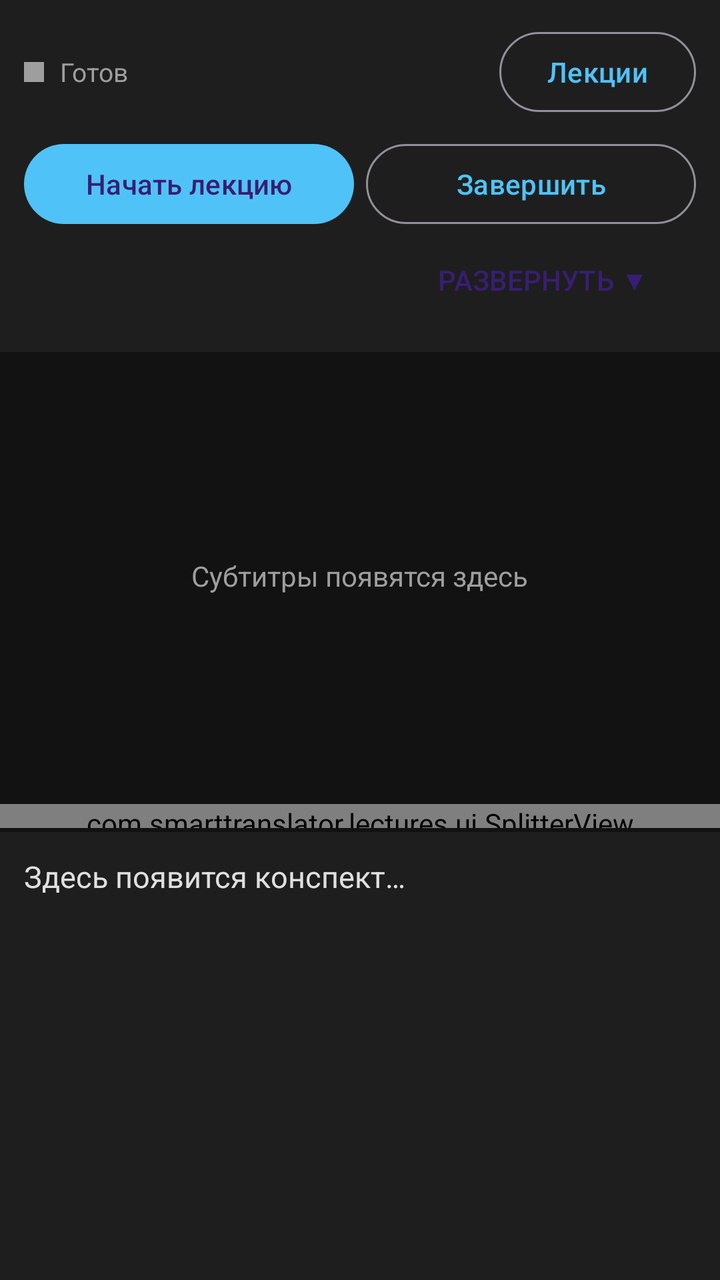
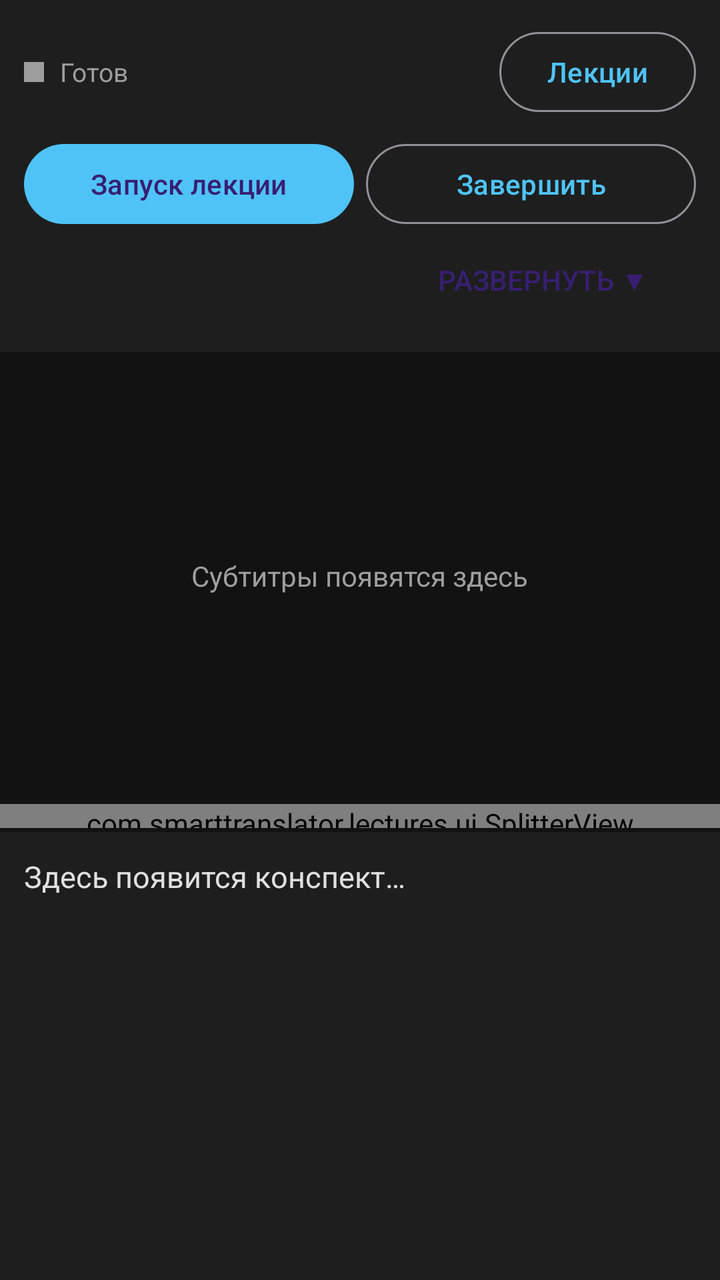

Two renders of the same Android screen: before a commit and after it. Below are the layout's source before the change and the commit's diff.
<!-- AndroidManifest.xml: application theme Theme.SmartTranslator -->
<!-- res/layout/activity_main.xml -->
<?xml version="1.0" encoding="utf-8"?>
<androidx.drawerlayout.widget.DrawerLayout
    xmlns:android="http://schemas.android.com/apk/res/android"
    android:id="@+id/drawerLayout"
    android:layout_width="match_parent"
    android:layout_height="match_parent"
    android:background="@color/bg">

    <LinearLayout
        android:layout_width="match_parent"
        android:layout_height="match_parent"
        android:orientation="vertical">

        
        <LinearLayout
            android:id="@+id/settingsBlock"
            android:layout_width="match_parent"
            android:layout_height="wrap_content"
            android:background="@color/surface"
            android:orientation="vertical"
            android:padding="12dp">

            <LinearLayout
                android:layout_width="match_parent"
                android:layout_height="wrap_content"
                android:gravity="center_vertical"
                android:orientation="horizontal">

                <View
                    android:id="@+id/dotStatus"
                    android:layout_width="10dp"
                    android:layout_height="10dp"
                    android:background="@color/textSecondary" />

                <ProgressBar
                    android:id="@+id/progressBar"
                    android:layout_width="16dp"
                    android:layout_height="16dp"
                    android:layout_marginStart="8dp"
                    android:indeterminateTint="@color/accent"
                    android:visibility="gone" />


                <TextView
                    android:id="@+id/tvStatus"
                    android:layout_width="0dp"
                    android:layout_height="wrap_content"
                    android:layout_marginStart="8dp"
                    android:layout_weight="1"
                    android:text="Готов"
                    android:textColor="@color/textSecondary"
                    android:textSize="13sp" />

                <Button
                    android:id="@+id/btnOpenDrawer"
                    style="?attr/materialButtonOutlinedStyle"
                    android:layout_width="wrap_content"
                    android:layout_height="wrap_content"
                    android:text="Лекции" />
            </LinearLayout>

            <LinearLayout
                android:layout_width="match_parent"
                android:layout_height="wrap_content"
                android:layout_marginTop="8dp"
                android:orientation="horizontal">

                <Button
                    android:id="@+id/btnStart"
                    android:layout_width="0dp"
                    android:layout_height="wrap_content"
                    android:layout_marginEnd="6dp"
                    android:layout_weight="1"
                    android:text="Начать лекцию" />

                <Button
                    android:id="@+id/btnFinish"
                    style="?attr/materialButtonOutlinedStyle"
                    android:layout_width="0dp"
                    android:layout_height="wrap_content"
                    android:layout_weight="1"
                    android:text="Завершить" />
            </LinearLayout>

            <Button
                android:id="@+id/btnExpandToggle"
                style="?android:attr/borderlessButtonStyle"
                android:layout_width="wrap_content"
                android:layout_height="wrap_content"
                android:layout_gravity="end"
                android:text="Развернуть ▼" />

            <LinearLayout
                android:id="@+id/expandableContent"
                android:layout_width="match_parent"
                android:layout_height="wrap_content"
                android:orientation="vertical"
                android:visibility="gone">

                <TextView
                    android:layout_width="match_parent"
                    android:layout_height="wrap_content"
                    android:text="Микрофон"
                    android:textColor="@color/textSecondary" />

                <Spinner
                    android:id="@+id/spinnerMic"
                    android:layout_width="match_parent"
                    android:layout_height="wrap_content"
                    android:layout_marginBottom="8dp" />

                <TextView
                    android:layout_width="match_parent"
                    android:layout_height="wrap_content"
                    android:text="Интервал конспектирования (мин)"
                    android:textColor="@color/textSecondary" />

                <EditText
                    android:id="@+id/etInterval"
                    android:layout_width="match_parent"
                    android:layout_height="wrap_content"
                    android:inputType="number"
                    android:text="1"
                    android:textColor="@color/textPrimary" />

                <TextView
                    android:layout_width="match_parent"
                    android:layout_height="wrap_content"
                    android:layout_marginTop="8dp"
                    android:text="Модель конспектирования"
                    android:textColor="@color/textSecondary" />

                <Spinner
                    android:id="@+id/spinnerModel"
                    android:layout_width="match_parent"
                    android:layout_height="wrap_content"
                    android:layout_marginBottom="8dp" />
                <EditText
                    android:id="@+id/etApiKey"
                    android:layout_width="match_parent"
                    android:layout_height="wrap_content"
                    android:layout_marginTop="8dp"
                    android:hint="Ключ OpenRouter (sk-or-v1-...)"
                    android:textColorHint="@color/textSecondary"
                    android:textColor="@color/textPrimary"
                    android:inputType="textPassword"
                    android:visibility="gone" />
            </LinearLayout>
        </LinearLayout>

        
        <FrameLayout
            android:id="@+id/transcriptBlock"
            android:layout_width="match_parent"
            android:layout_height="0dp"
            android:layout_weight="1"
            android:background="@color/bg">

            <androidx.recyclerview.widget.RecyclerView
                android:id="@+id/transcriptRecycler"
                android:layout_width="match_parent"
                android:layout_height="match_parent"
                android:padding="8dp"
                android:clipToPadding="false"
                android:scrollbars="vertical" />

            <TextView
                android:id="@+id/tvTranscriptEmpty"
                android:layout_width="wrap_content"
                android:layout_height="wrap_content"
                android:layout_gravity="center"
                android:text="Субтитры появятся здесь"
                android:textColor="@color/textSecondary" />

            <com.google.android.material.floatingactionbutton.ExtendedFloatingActionButton
                android:id="@+id/btnJumpToBottom"
                android:layout_width="wrap_content"
                android:layout_height="wrap_content"
                android:layout_gravity="bottom|end"
                android:layout_margin="12dp"
                android:text="Вниз ↓"
                android:visibility="gone" />

        </FrameLayout>

        
        <com.smarttranslator.lectures.ui.SplitterView
            android:id="@+id/splitter"
            android:layout_width="match_parent"
            android:layout_height="12dp"
            android:layout_marginTop="2dp"
            android:layout_marginBottom="2dp" />

        
        <ScrollView
            android:id="@+id/notesBlock"
            android:layout_width="match_parent"
            android:layout_height="0dp"
            android:layout_weight="1"
            android:background="@color/surface"
            android:padding="12dp">

            <TextView
                android:id="@+id/notesText"
                android:layout_width="match_parent"
                android:layout_height="wrap_content"
                android:lineSpacingMultiplier="1.2"
                android:text="Здесь появится конспект…"
                android:textColor="@color/textPrimary"
                android:textSize="15sp" />
        </ScrollView>
    </LinearLayout>

    <androidx.recyclerview.widget.RecyclerView
        android:id="@+id/drawerRecycler"
        android:layout_width="300dp"
        android:layout_height="match_parent"
        android:layout_gravity="start"
        android:background="@color/surface"
        android:paddingTop="24dp" />
</androidx.drawerlayout.widget.DrawerLayout>
<!-- resources referenced by this layout -->
<resources>
  <color name="accent">#FF4FC3F7</color>
  <color name="bg">#FF121212</color>
  <color name="surface">#FF1E1E1E</color>
  <color name="textPrimary">#FFE0E0E0</color>
  <color name="textSecondary">#FF9E9E9E</color>
  <style name="Theme.SmartTranslator" parent="Theme.Material3.Dark.NoActionBar">
          <item name="colorPrimary">@color/accent</item>
          <item name="android:statusBarColor">@color/bg</item>
          <item name="android:navigationBarColor">@color/bg</item>
          <item name="android:windowBackground">@color/bg</item>
      </style>
</resources>

<!-- the commit's change to res/layout/activity_main.xml (unified diff, before → after) -->
@@ -71,7 +71,7 @@
                     android:layout_height="wrap_content"
                     android:layout_marginEnd="6dp"
                     android:layout_weight="1"
-                    android:text="Начать лекцию" />
+                    android:text="Запуск лекции" />
 
                 <Button
                     android:id="@+id/btnFinish"
